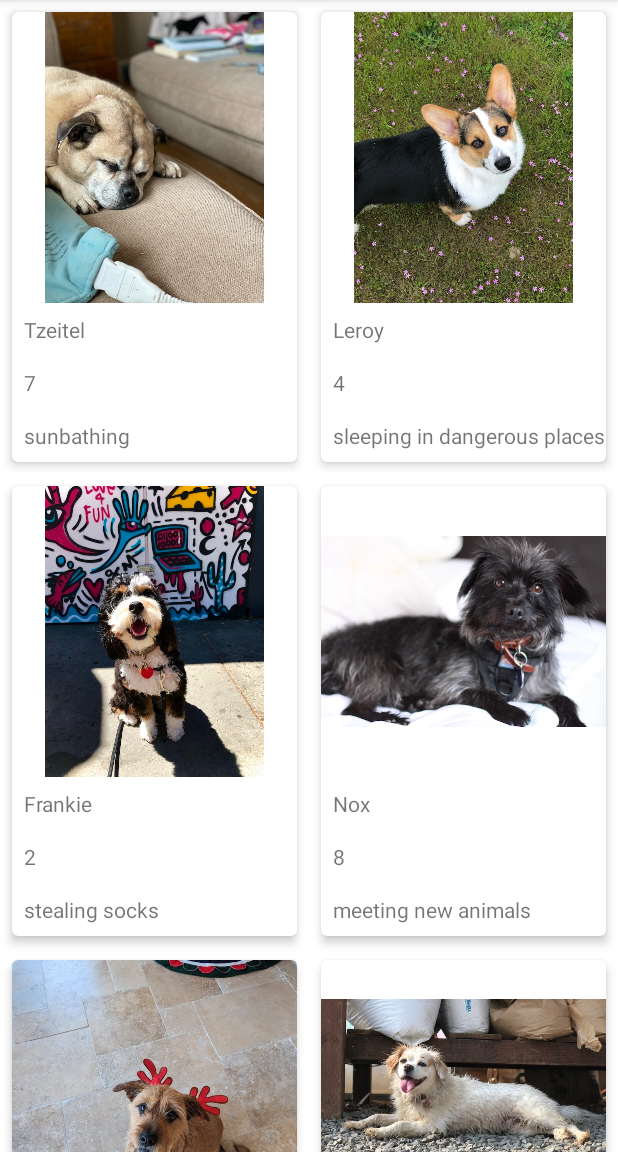
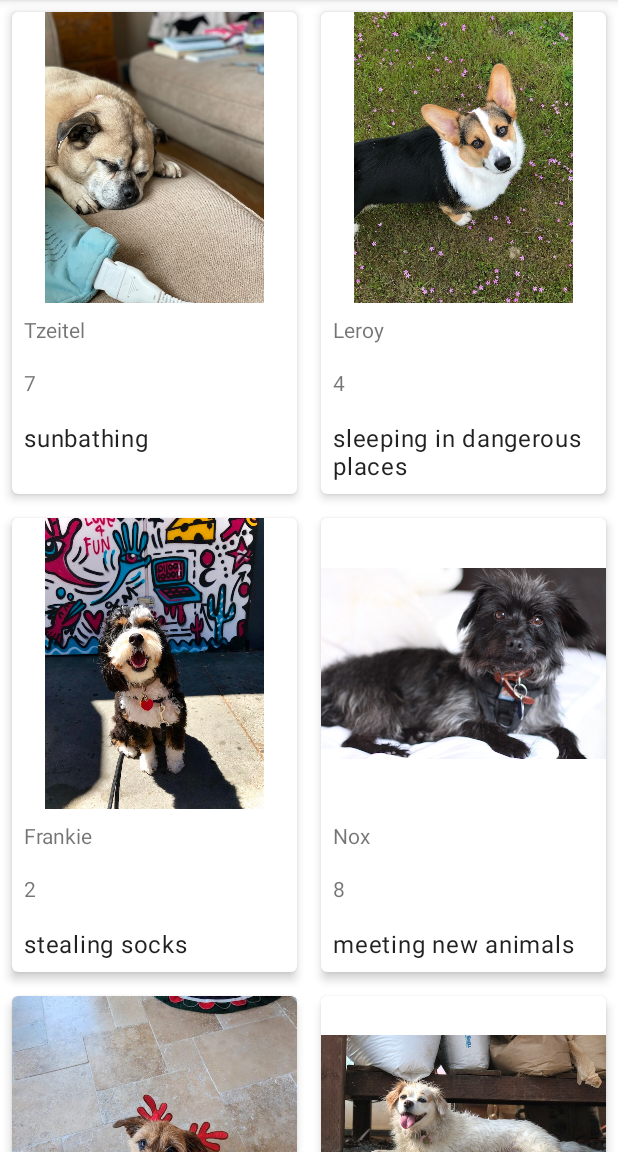
Before and after one commit to caoTayTang/android-basic-in-kotlin, an Android app: the GridListActivity screen opened directly, with no data from a screen before it, on a phone screen of 412 x 824 dp, the part 84-1236 px from its top. Run offline under Robolectric (Android 15) with nearby library versions, the phone set to English and light mode, and no system bars.

Commit message:
them appearance cho gridlistitem.xml

```diff
--- a/Unit 2/android-basics-kotlin-dogglers-app-main/app/src/main/res/layout/grid_list_item.xml
+++ b/Unit 2/android-basics-kotlin-dogglers-app-main/app/src/main/res/layout/grid_list_item.xml
@@ -67,6 +67,7 @@
             android:layout_marginStart="8dp"
             android:layout_marginTop="16dp"
             android:layout_marginBottom="8dp"
+            android:textAppearance="?attr/textAppearanceBody1"
             app:layout_constraintBottom_toBottomOf="parent"
             app:layout_constraintStart_toStartOf="parent"
             app:layout_constraintTop_toBottomOf="@id/dog_age" />
```
